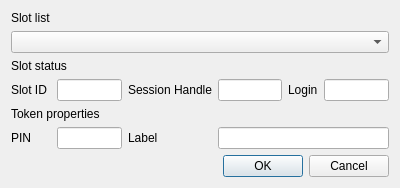
jykim74/CryptokiMan, file HsmMan/init_token_dlg.ui: the form before one commit.
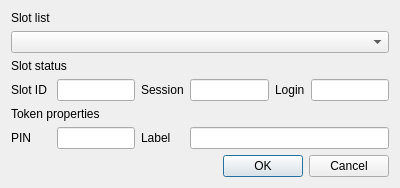
The form after the commit.

```diff
--- a/HsmMan/init_token_dlg.ui
+++ b/HsmMan/init_token_dlg.ui
@@ -34,7 +34,7 @@
    <item row="3" column="2">
     <widget class="QLabel" name="label_4">
      <property name="text">
-      <string>Session Handle</string>
+      <string>Session</string>
      </property>
     </widget>
    </item>
```
Left out of the diff: 12 changed lines with no effect on the pictures.
